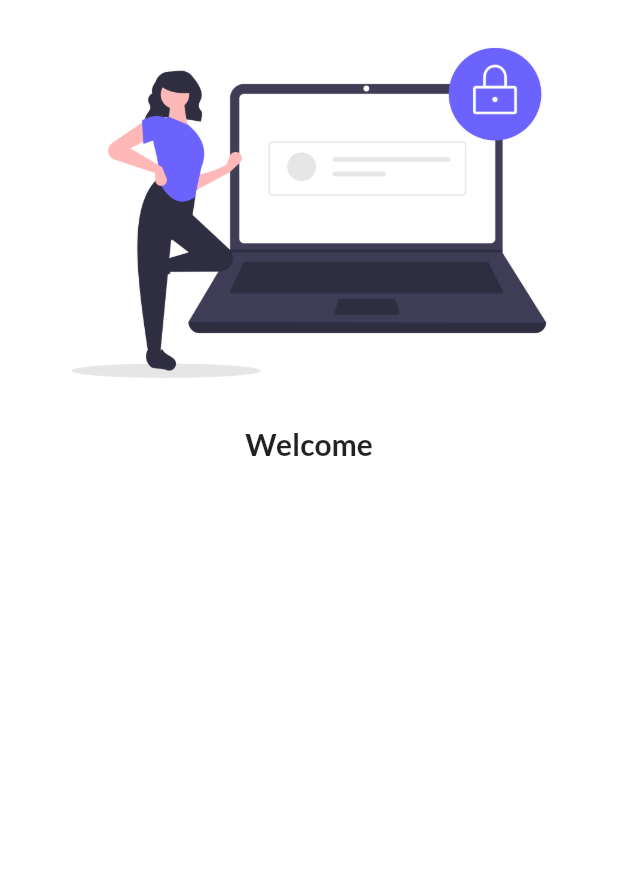
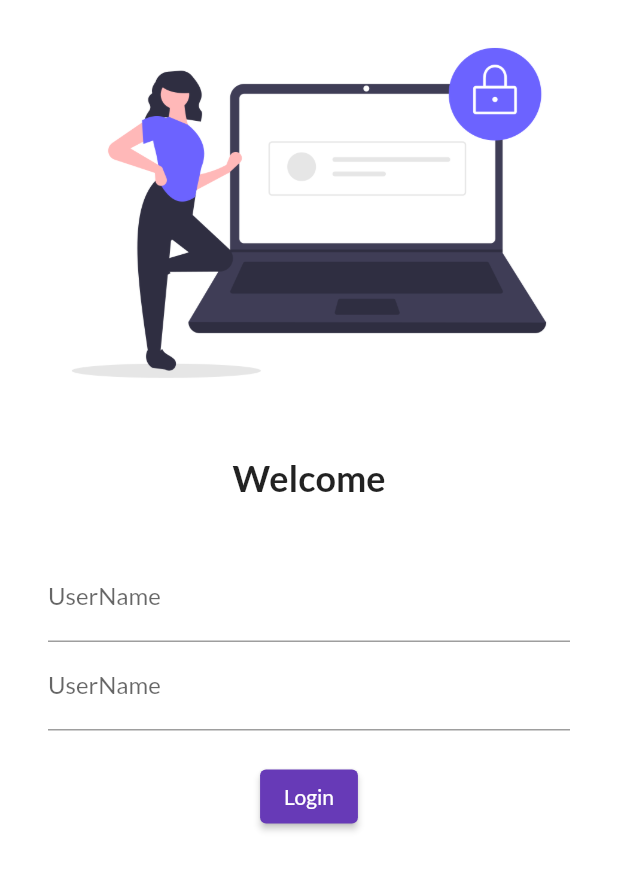
Before and after one commit to alaminsheikh01/30-days-flutter, a Flutter app: the screen it shows after launch, on a phone screen of 412 x 824 dp. Shown: the top 870 px of the screen. Run offline on Flutter 3.47's test engine with Material 2 defaults, Android fonts, the phone set to English and light mode, and no system bars; our stand-ins replace google_fonts.

Commit message:
working with button

```diff
--- a/lib/pages/login_page.dart
+++ b/lib/pages/login_page.dart
@@ -11,11 +11,49 @@ class LoginPage extends StatelessWidget {
             "assets/images/login.png",
             fit: BoxFit.cover,
           ),
+          SizedBox(
+            height: 20,
+          ),
           Text(
             "Welcome",
             style: TextStyle(
-              fontSize: 20,
+              fontSize: 24,
               fontWeight: FontWeight.bold,
+            ),
+          ),
+          SizedBox(
+            height: 20.0,
+          ),
+          Padding(
+            padding: const EdgeInsets.symmetric(
+              vertical: 16,
+              horizontal: 32,
+            ),
+            child: Column(
+              children: [
+                TextFormField(
+                  decoration: InputDecoration(
+                    hintText: "Enter UserName",
+                    labelText: "UserName",
+                  ),
+                ),
+                TextFormField(
+                  obscureText: true,
+                  decoration: InputDecoration(
+                    hintText: "Enter UserName",
+                    labelText: "UserName",
+                  ),
+                ),
+                SizedBox(
+                  height: 20.0,
+                ),
+                ElevatedButton(
+                  onPressed: () {
+                    print("Hi alamin");
+                  },
+                  child: Text("Login"),
+                )
+              ],
             ),
           )
         ],
```
